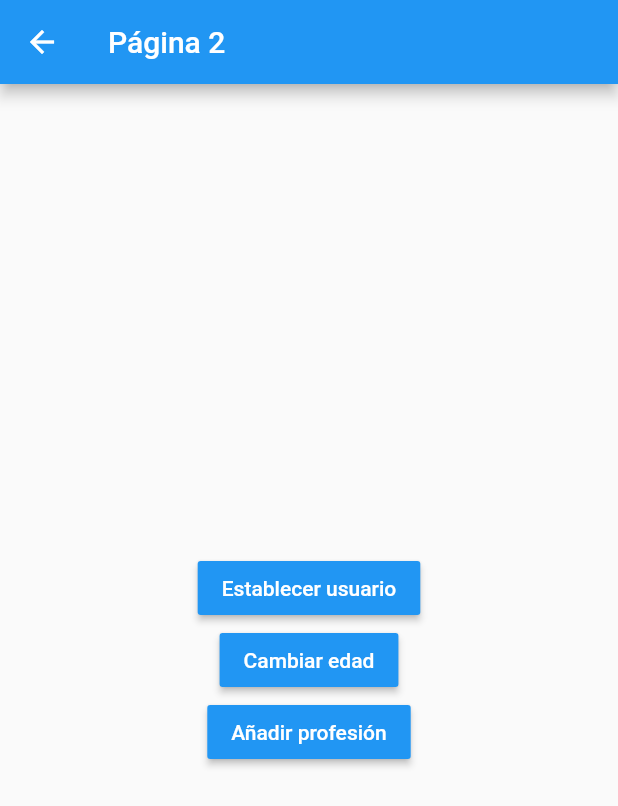
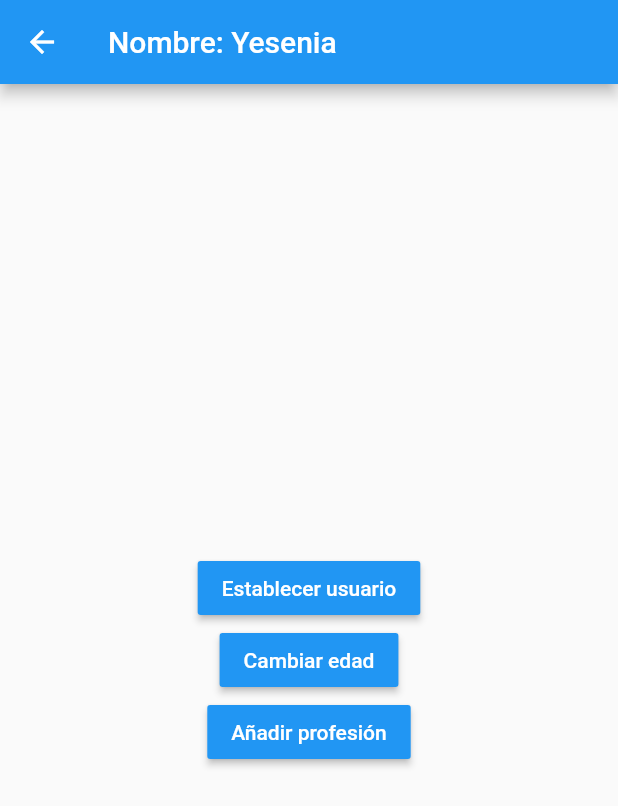
Before and after one commit to emmanuel-bautista-morales/Manejadores-de-estado-flutter, a Flutter app: the Page2 screen opened by its route, after a tap on "Establecer usuario", on a phone screen of 412 x 824 dp. Shown: the top 806 px of the screen. Run offline on Flutter 3.47's test engine with Material 2 defaults, Android fonts, the phone set to English and light mode, and no system bars.

```diff
--- a/lib/models/user.dart
+++ b/lib/models/user.dart
@@ -1,7 +1,10 @@
+import 'package:meta/meta.dart';
+
 class User {
   String nombre;
   int edad;
   List<String> profesiones;
 
-  User({this.nombre, this.edad, this.profesiones});
+  User({@required this.nombre, this.edad, this.profesiones})
+      : assert(nombre != null);
 }
--- a/lib/pages/page1.dart
+++ b/lib/pages/page1.dart
@@ -1,3 +1,5 @@
+import 'package:estados/models/user.dart';
+import 'package:estados/services/user_servicer.dart';
 import 'package:flutter/material.dart';
 
 class Page1 extends StatelessWidget {
@@ -7,7 +9,16 @@ class Page1 extends StatelessWidget {
       appBar: AppBar(
         title: Text('Página 1'),
       ),
-      body: UserInfo(),
+      body: StreamBuilder(
+        stream: userService.userStream,
+        builder: (BuildContext context, AsyncSnapshot<User> snapshot) {
+          return snapshot.hasData
+              ? UserInfo(
+                  user: userService.user,
+                )
+              : Center(child: Text('No hay infomración del usuario'));
+        },
+      ),
       floatingActionButton: FloatingActionButton(
         child: Icon(Icons.accessibility_outlined),
         onPressed: () {
@@ -19,6 +30,10 @@ class Page1 extends StatelessWidget {
 }
 
 class UserInfo extends StatelessWidget {
+  final User user;
+
+  const UserInfo({this.user});
+
   @override
   Widget build(BuildContext context) {
     return Container(
@@ -33,8 +48,8 @@ class UserInfo extends StatelessWidget {
             style: TextStyle(fontSize: 18, fontWeight: FontWeight.bold),
           ),
           Divider(),
-          ListTile(title: Text('Nombre:')),
-          ListTile(title: Text('Edad:')),
+          ListTile(title: Text('Nombre: ${user.nombre}')),
+          ListTile(title: Text('Edad: ${user.edad}')),
           Text(
             'Profesiones',
             style: TextStyle(fontSize: 18, fontWeight: FontWeight.bold),
--- a/lib/pages/page2.dart
+++ b/lib/pages/page2.dart
@@ -1,3 +1,5 @@
+import 'package:estados/models/user.dart';
+import 'package:estados/services/user_servicer.dart';
 import 'package:flutter/material.dart';
 
 class Page2 extends StatelessWidget {
@@ -5,7 +7,14 @@ class Page2 extends StatelessWidget {
   Widget build(BuildContext context) {
     return Scaffold(
       appBar: AppBar(
-        title: Text('Página 2'),
+        title: StreamBuilder(
+          stream: userService.userStream,
+          builder: (BuildContext context, AsyncSnapshot<User> snapshot) {
+            return snapshot.hasData
+                ? Text('Nombre: ${snapshot.data.nombre}')
+                : Text('Página 2');
+          },
+        ),
       ),
       body: Center(
         child: Column(
@@ -17,7 +26,12 @@ class Page2 extends StatelessWidget {
                 style: TextStyle(color: Colors.white),
               ),
               color: Colors.blue,
-              onPressed: () {},
+              onPressed: () {
+                userService.loadUSer(User(
+                    nombre: 'Yesenia',
+                    edad: 22,
+                    profesiones: ['Ingeniera en Gestión Empresarial']));
+              },
             ),
             MaterialButton(
               child: Text(
@@ -25,7 +39,9 @@ class Page2 extends StatelessWidget {
                 style: TextStyle(color: Colors.white),
               ),
               color: Colors.blue,
-              onPressed: () {},
+              onPressed: () {
+                userService.changeAge(userService.user.edad + 1);
+              },
             ),
             MaterialButton(
               child: Text(
--- /dev/null
+++ b/lib/services/user_servicer.dart
@@ -0,0 +1,31 @@
+import 'dart:async';
+
+import 'package:estados/models/user.dart';
+
+class _UserService {
+  User _user;
+  StreamController _userStreamController =
+      new StreamController<User>.broadcast();
+
+  User get user => this._user;
+
+  bool get userExists => this._user != null ? true : false;
+
+  Stream<User> get userStream => _userStreamController.stream;
+
+  void loadUSer(User usr) {
+    this._user = usr;
+    this._userStreamController.add(usr);
+  }
+
+  void changeAge(int age) {
+    this.user.edad = age;
+    this._userStreamController.add(this._user);
+  }
+
+  dispose() {
+    this._userStreamController?.close();
+  }
+}
+
+final userService = _UserService();
```
